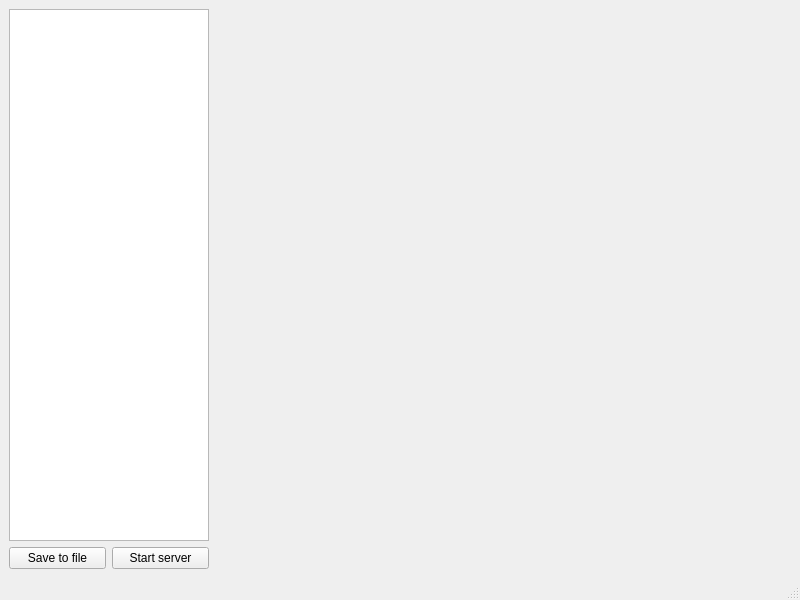
This is logger.ui in akshaybabloo/DataLogger as Qt 5 draws it before an edit. The edited form follows.
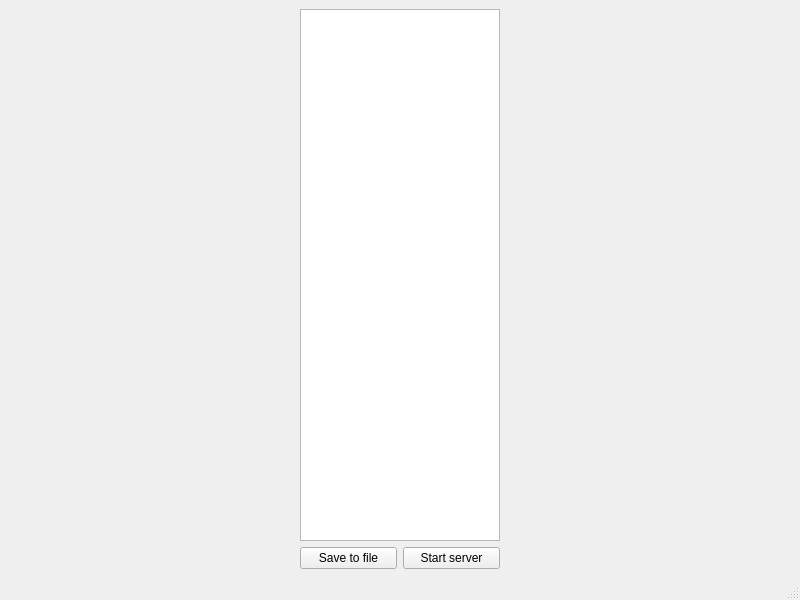
This is the edited form.

Commit message: chart widget removed

What changed in the file:
```diff
--- a/logger.ui
+++ b/logger.ui
@@ -54,24 +54,7 @@
      </layout>
     </item>
     <item>
-     <spacer name="horizontalSpacer">
-      <property name="orientation">
-       <enum>Qt::Horizontal</enum>
-      </property>
-      <property name="sizeHint" stdset="0">
-       <size>
-        <width>40</width>
-        <height>20</height>
-       </size>
-      </property>
-     </spacer>
-    </item>
-    <item>
-     <layout class="QVBoxLayout" name="right">
-      <item>
-       <widget class="QWidget" name="chart" native="true"/>
-      </item>
-     </layout>
+     <layout class="QVBoxLayout" name="rightLayout"/>
     </item>
    </layout>
   </widget>
```
